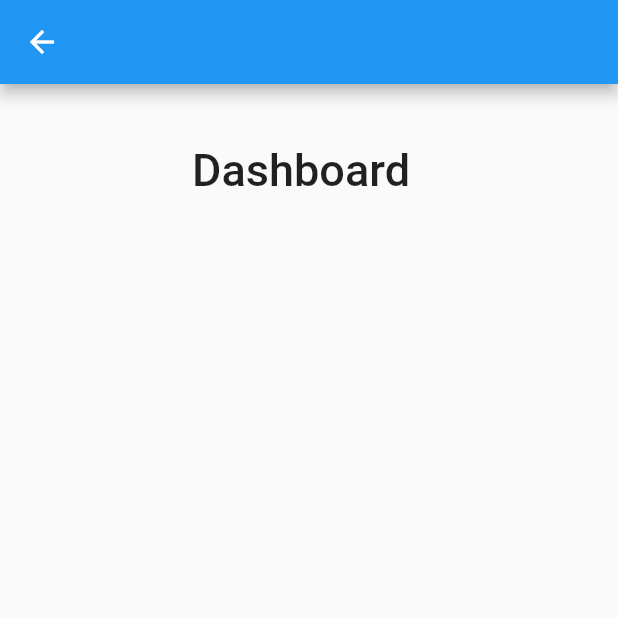
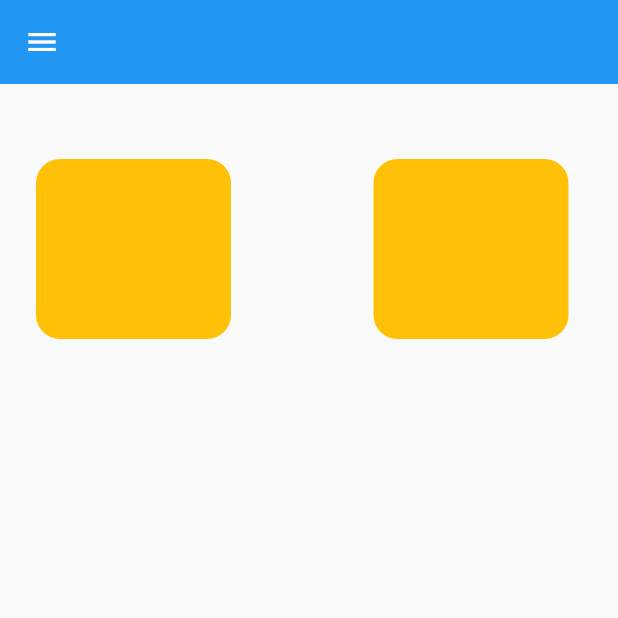
Before and after one commit to balavardhan224/healthtrackerandcalculator, a Flutter app: the Homepage screen opened directly, on a phone screen of 412 x 824 dp, the top half of it. Run offline on Flutter 3.47's test engine with Material 2 defaults, Android fonts, the phone set to English and light mode, and no system bars.

Commit message:
initial commit

```diff
--- a/lib/homepage.dart
+++ b/lib/homepage.dart
@@ -1,4 +1,5 @@
 import 'package:flutter/material.dart';
+import 'package:healthtrackerandcalculator/widget.dart';
 
 class Homepage extends StatefulWidget {
   @override
@@ -9,28 +10,14 @@ class _HomepageState extends State<Homepage> {
   @override
   Widget build(BuildContext context) {
     return Scaffold(
-      appBar: AppBar(),
+      appBar: AppBar(
+        elevation: 0,
+      ),
       body: Padding(
-        padding: const EdgeInsets.symmetric(
-          horizontal: 18,
-          vertical: 40,
-        ),
-        child: ListView(
-          children: [
-            Row(
-              children: [
-                SizedBox(
-                  width: 110,
-                ),
-                Text(
-                  'Dashboard',
-                  style: TextStyle(fontSize: 30, fontWeight: FontWeight.w500),
-                ),
-              ],
-            )
-          ],
-        ),
+        padding: const EdgeInsets.symmetric(horizontal: 24, vertical: 50),
+        child: buildcontainer(context),
       ),
+      drawer: Drawer(),
     );
   }
 }
--- /dev/null
+++ b/lib/widget.dart
@@ -0,0 +1,35 @@
+import 'package:flutter/material.dart';
+
+Widget buildcontainer(BuildContext context) {
+  return Row(
+    children: [
+      Container(
+        height: 120,
+        width: 130,
+        decoration: BoxDecoration(
+          borderRadius: BorderRadius.all(
+            Radius.circular(
+              16,
+            ),
+          ),
+          color: Colors.amber,
+        ),
+      ),
+      SizedBox(
+        width: 95,
+      ),
+      Container(
+        height: 120,
+        width: 130,
+        decoration: BoxDecoration(
+          borderRadius: BorderRadius.all(
+            Radius.circular(
+              16,
+            ),
+          ),
+          color: Colors.amber,
+        ),
+      ),
+    ],
+  );
+}
```
Also changed, not shown: lib/Loginpage.dart (+27 -8 lines), lib/splashscreen.dart (added, +94 -0 lines).
